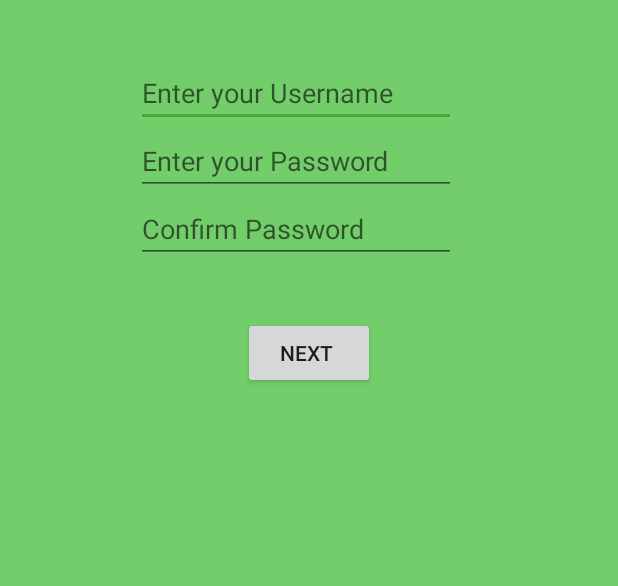
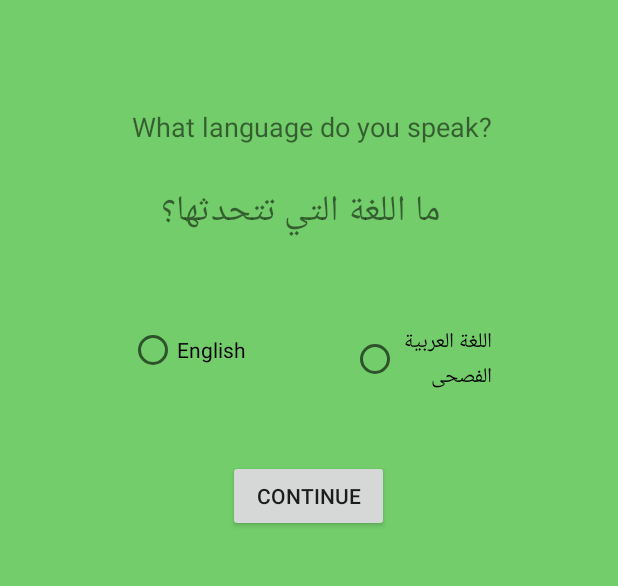
Before and after one commit to hashemb/RefEd_static, an Android app: the Login screen opened directly, with no data from a screen before it, after a tap on "SIGNUP", on a phone screen of 412 x 824 dp, the part 178-764 px from its top. Run offline under Robolectric (Android 15) with nearby library versions, the phone set to English and light mode, and no system bars; our stand-ins replace Firebase (no records; nobody signed in at launch, a user with empty details on screens opened directly).

Commit message:
Began implementing the language switch and the lessons into the app. Fixed the list views.

```diff
--- a/app/build.gradle
+++ b/app/build.gradle
@@ -36,7 +36,6 @@ dependencies {
     implementation 'com.github.Vatican-Cameos:CarouselPicker:v1.0'
     implementation 'com.google.code.gson:gson:2.8.1'
 
-
     implementation 'com.android.support:cardview-v7:26.1.0'
     implementation 'com.android.support:gridlayout-v7:26.1.0'
 }
--- a/app/src/main/AndroidManifest.xml
+++ b/app/src/main/AndroidManifest.xml
@@ -24,6 +24,7 @@
          <activity android:name=".SignUp" />
          <activity android:name=".Avatars" />
         <activity android:name=".HomeScreen" />
+        <activity android:name=".LangSelect" />
         <activity
             android:name=".UserDashboard"
             android:theme="@style/AppTheme.NoActionBar">
@@ -32,6 +33,7 @@
         <activity android:name=".ModulesPage" />
         <activity android:name=".Activity_Math" />
         <activity android:name=".MathModule1_Part1"></activity>
+        <activity android:name="BRatio1" />
     </application>
 
 </manifest>
--- a/app/src/main/java/com/example/vaibh/refed/Activity_Math.java
+++ b/app/src/main/java/com/example/vaibh/refed/Activity_Math.java
@@ -26,7 +26,7 @@ public class Activity_Math extends AppCompatActivity {
 
 
     VideoView mathModVid;
-    String mathMods[] = {"Ratios and Proportional Relationships","The Number System",
+    final String mathMods[] = {"Ratios and Proportional Relationships","The Number System",
             "Expressions and Equations","Geometry","Statistics and Probability"};
 
     @Override
@@ -45,6 +45,9 @@ public class Activity_Math extends AppCompatActivity {
                 Toast.makeText(getApplicationContext(),module,Toast.LENGTH_LONG).show();
                 Intent i = new Intent(getApplicationContext(),MathModule1_Part1.class);
                 i.putExtra("Name",mathMods[position]);
+                Bundle b = new Bundle();
+                b.putStringArray("Array", mathMods);
+                i.putExtras(b);
                 startActivity(i);
             }
         });
--- a/app/src/main/java/com/example/vaibh/refed/CustomAdapterAchievements.java
+++ b/app/src/main/java/com/example/vaibh/refed/CustomAdapterAchievements.java
@@ -25,6 +25,7 @@ class CustomAdapterAchievements extends ArrayAdapter<String>{
     @Override
     public View getView(int position, @Nullable View convertView, @NonNull ViewGroup parent) {
 
+
         LayoutInflater achievementInflator = LayoutInflater.from(getContext());
         View customView = achievementInflator.inflate(R.layout.customachievements, parent, false);
 
--- a/app/src/main/java/com/example/vaibh/refed/FragmentQuestions.java
+++ b/app/src/main/java/com/example/vaibh/refed/FragmentQuestions.java
@@ -41,7 +41,7 @@ public class FragmentQuestions extends Fragment {
     @Override
     public View onCreateView(LayoutInflater inflater, ViewGroup container,
                              Bundle savedInstanceState) {
-        // Inflate the layout for this fragment
+       // Inflate the layout for this fragment
         fragQuestion= inflater.inflate(R.layout.fragment_questions, container, false);
         String json = null;
         if (getArguments() != null) {
--- /dev/null
+++ b/app/src/main/java/com/example/vaibh/refed/LangSelect.java
@@ -0,0 +1,52 @@
+package com.example.vaibh.refed;
+
+import android.content.Intent;
+import android.support.annotation.NonNull;
+import android.support.v7.app.AppCompatActivity;
+import android.os.Bundle;
+import android.view.View;
+import android.widget.Button;
+import android.widget.EditText;
+import android.widget.ProgressBar;
+import android.widget.TextView;
+import android.widget.Toast;
+import android.util.Log;
+
+import com.google.android.gms.tasks.OnCompleteListener;
+import com.google.android.gms.tasks.Task;
+import com.google.firebase.auth.AuthResult;
+import com.google.firebase.auth.FirebaseAuth;
+
+
+public class LangSelect extends AppCompatActivity
+{
+
+    private Button btnContinue;
+    private FirebaseAuth mAuth;
+
+    //Activity gets created.
+    @Override protected void onCreate(Bundle savedInstanceState)
+    {
+        super.onCreate(savedInstanceState);
+        setContentView(R.layout.activity_lang_select);
+
+        btnContinue = findViewById(R.id.btnContinue);
+
+        mAuth = FirebaseAuth.getInstance();
+        if(mAuth.getCurrentUser() == null) {
+            finish();
+            startActivity(new Intent(this, MainActivity.class));
+        }
+
+        btnContinue.setOnClickListener(new View.OnClickListener()
+        {
+            @Override public void onClick(View v)
+            {
+                Intent i = new Intent(getApplicationContext(),SignUp.class);
+                startActivity(i);
+            }
+
+        });
+    }
+
+}
--- a/app/src/main/java/com/example/vaibh/refed/Login.java
+++ b/app/src/main/java/com/example/vaibh/refed/Login.java
@@ -46,7 +46,7 @@ public class Login extends AppCompatActivity
         {
             @Override public void onClick(View v)
             {
-                Intent i = new Intent(getApplicationContext(),SignUp.class);
+                Intent i = new Intent(getApplicationContext(),LangSelect.class);
                 startActivity(i);
             }
 
--- /dev/null
+++ b/app/src/main/res/layout/activity_lang_select.xml
@@ -0,0 +1,89 @@
+<?xml version="1.0" encoding="utf-8"?>
+<ScrollView xmlns:android="http://schemas.android.com/apk/res/android"
+xmlns:app="http://schemas.android.com/apk/res-auto"
+xmlns:tools="http://schemas.android.com/tools"
+android:layout_width="match_parent"
+android:layout_height="match_parent"
+android:background="#cce6ff"
+android:fillViewport="true">
+<RelativeLayout
+    android:layout_width="match_parent"
+    android:layout_height="wrap_content"
+    android:background="#73cd6a"
+    tools:context="com.example.vaibh.refed.Login">
+
+
+    <TextView
+        android:id="@+id/arQ"
+        android:layout_width="wrap_content"
+        android:layout_height="60dp"
+        android:layout_below="@+id/arQ2"
+        android:layout_alignStart="@+id/arQ2"
+        android:layout_marginStart="19dp"
+        android:layout_marginTop="17dp"
+        android:text="ما اللغة التي تتحدثها؟"
+        android:textAlignment="textStart"
+        android:textSize="24sp" />
+
+    <TextView
+        android:id="@+id/arQ2"
+        android:layout_width="257dp"
+        android:layout_height="31dp"
+        android:layout_below="@+id/txtWelcome"
+        android:layout_alignStart="@+id/txtWelcome"
+        android:layout_alignEnd="@+id/txtWelcome"
+        android:layout_marginStart="-19dp"
+        android:layout_marginTop="72dp"
+        android:layout_marginEnd="-40dp"
+        android:text="What language do you speak?"
+        android:textAlignment="textStart"
+        android:textSize="18sp" />
+
+    <RadioButton
+        android:id="@+id/radBtAr"
+        android:layout_width="92dp"
+        android:layout_height="wrap_content"
+        android:layout_below="@+id/txtWelcome"
+        android:layout_alignParentStart="true"
+        android:layout_alignParentEnd="true"
+        android:layout_marginStart="234dp"
+        android:layout_marginTop="216dp"
+        android:layout_marginEnd="84dp"
+        android:text="اللغة العربية الفصحى" />
+
+    <Button
+        android:id="@+id/btnContinue"
+        android:layout_width="107dp"
+        android:layout_height="wrap_content"
+        android:layout_below="@+id/radBtEng"
+        android:layout_alignParentStart="true"
+        android:layout_marginStart="152dp"
+        android:layout_marginTop="57dp"
+        android:layout_marginEnd="304dp"
+        android:text="Continue" />
+
+    <TextView
+        android:id="@+id/txtWelcome"
+        android:layout_width="wrap_content"
+        android:layout_height="wrap_content"
+        android:layout_alignParentTop="true"
+        android:layout_centerHorizontal="true"
+        android:layout_marginTop="30dp"
+        android:includeFontPadding="true"
+        android:text="Welcome to RefEd"
+        android:textSize="24sp" />
+
+    <RadioButton
+        android:id="@+id/radBtEng"
+        android:layout_width="wrap_content"
+        android:layout_height="wrap_content"
+        android:layout_below="@+id/txtWelcome"
+        android:layout_alignParentStart="true"
+        android:layout_alignParentEnd="true"
+        android:layout_marginStart="86dp"
+        android:layout_marginTop="217dp"
+        android:layout_marginEnd="213dp"
+        android:text="English" />
+
+</RelativeLayout>
+</ScrollView>
--- a/app/src/main/res/layout/activity_sign_up.xml
+++ b/app/src/main/res/layout/activity_sign_up.xml
@@ -1,4 +1,5 @@
 <?xml version="1.0" encoding="utf-8"?>
+
 <ScrollView xmlns:android="http://schemas.android.com/apk/res/android"
     xmlns:tools="http://schemas.android.com/tools"
     android:layout_width="match_parent"
--- a/build.gradle
+++ b/build.gradle
@@ -7,7 +7,7 @@ buildscript {
         jcenter()
     }
     dependencies {
-        classpath 'com.android.tools.build:gradle:3.2.1'
+        classpath 'com.android.tools.build:gradle:3.3.2'
         classpath 'com.google.gms:google-services:3.2.0'
 
 
```
Also changed, not shown: app/src/main/java/com/example/vaibh/refed/BRatio1.java (added, +29 -0 lines), app/src/main/java/com/example/vaibh/refed/MathModule1_Part1.java (+61 -9 lines), app/src/main/res/layout/basic_ratio_q1.xml (added, +86 -0 lines), app/src/main/res/drawable/basic_r1.png (added), gradle/wrapper/gradle-wrapper.properties, 1 other file.
